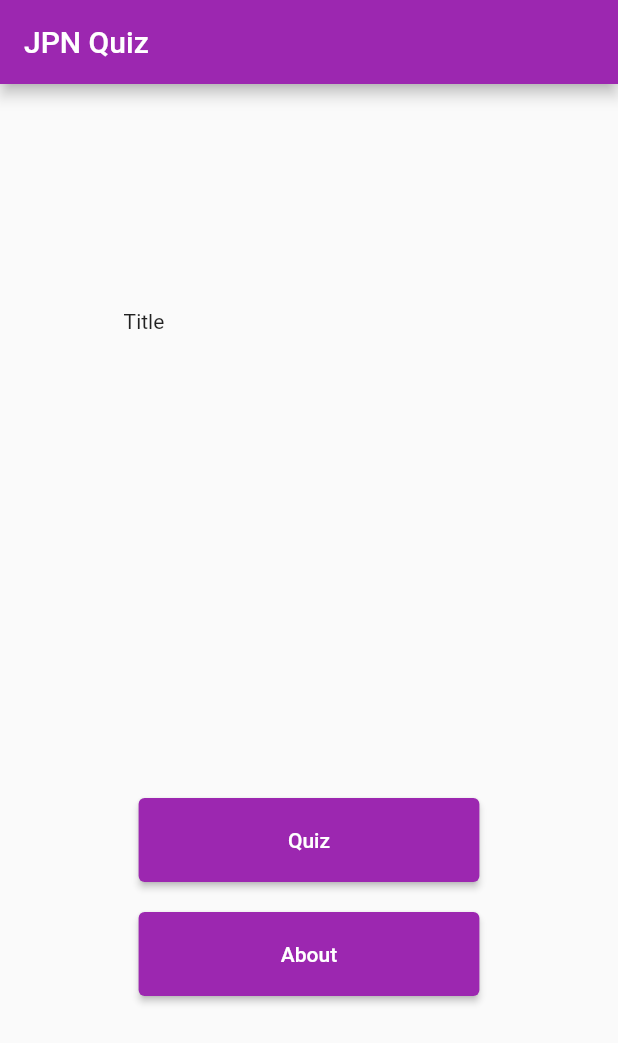
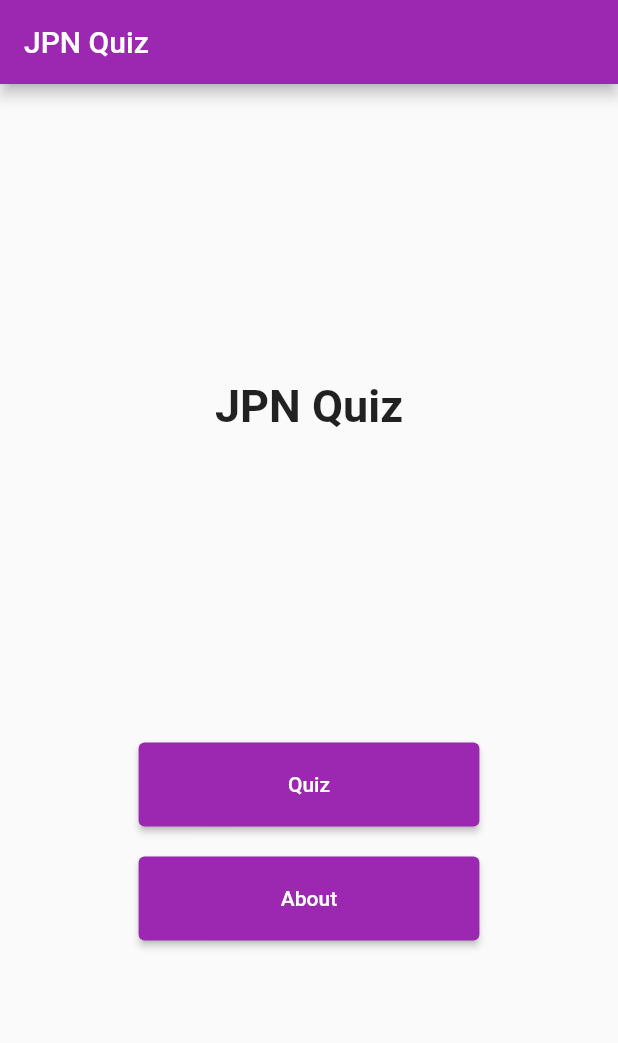
Before and after one commit to ShouShou92410/jpn_quiz, a Flutter app: the screen it shows after launch, on a phone screen of 412 x 824 dp. Shown: the top 1043 px of the screen. Run offline on Flutter 3.47's test engine with Material 2 defaults, Android fonts, the light colour scheme and no system bars.

Commit message:
- Add app name as title - change default question amount to 10

```diff
--- a/lib/HomePage.dart
+++ b/lib/HomePage.dart
@@ -6,7 +6,18 @@ import 'route/MyRouterDelegate.dart';
 class HomePage extends StatelessWidget {
   @override
   Widget build(BuildContext context) {
-    Widget titleSection = Text('Title');
+    Widget titleSection = Center(
+      child: Container(
+        margin: EdgeInsets.all(10),
+        child: Text(
+          'JPN Quiz',
+          style: TextStyle(
+            fontSize: 30,
+            fontWeight: FontWeight.bold
+          )
+        )
+      )
+    );
 
     Widget buttonSection = Column(
       children:[
@@ -25,7 +36,7 @@ class HomePage extends StatelessWidget {
           Expanded(
             flex: 6,
             child: Column(
-              mainAxisAlignment: MainAxisAlignment.spaceAround,
+              mainAxisAlignment: MainAxisAlignment.spaceEvenly,
               crossAxisAlignment: CrossAxisAlignment.stretch,
               children: [
                 titleSection,
--- a/lib/main.dart
+++ b/lib/main.dart
@@ -20,7 +20,7 @@ class _MyAppState extends State<MyApp> {
     return MaterialApp.router(
       title: 'JPN Quiz',
       theme: ThemeData(
-        primarySwatch: Colors.purple,
+        primarySwatch: Colors.purple
       ),
       routeInformationParser: MyRouteInformationParser(),
       routerDelegate: _delegate
--- a/lib/quiz/QuizSettings.dart
+++ b/lib/quiz/QuizSettings.dart
@@ -19,7 +19,7 @@ class _QuizSettingsState extends State<QuizSettings> {
   final _formKey = GlobalKey<FormState>();
   QuizFormat format = QuizFormat.en_jp;
   QuizCategory category = QuizCategory.common;
-  int questionAmount = 1;
+  int questionAmount = 10;
   bool isStarting = false;
 
   @override
```
